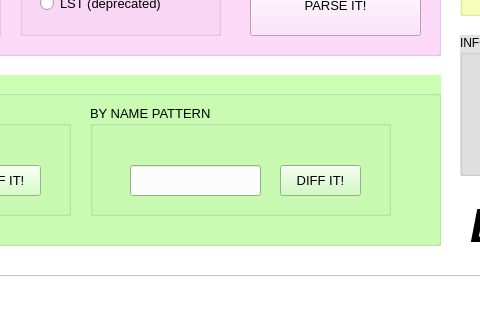
Qt form de.meins.pocpoc/ui/diffray_main.ui (pinkflawd/DiffRay) before a commit; both pictures show x 230 to 710 and y 365 to 685 of the 1072 by 771 pixel window.
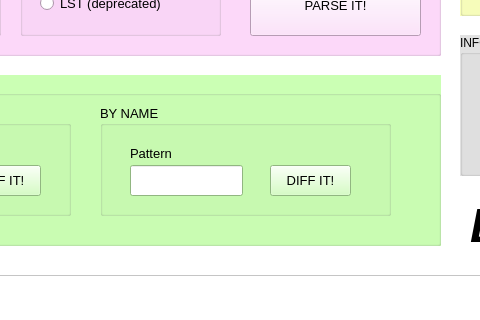
The same form after that commit.

```diff
--- a/de.meins.pocpoc/ui/diffray_main.ui
+++ b/de.meins.pocpoc/ui/diffray_main.ui
@@ -2102,29 +2102,6 @@
     <property name="flat">
      <bool>true</bool>
     </property>
-    <widget class="QPushButton" name="pushButton_12">
-     <property name="geometry">
-      <rect>
-       <x>500</x>
-       <y>90</y>
-       <width>81</width>
-       <height>31</height>
-      </rect>
-     </property>
-     <property name="text">
-      <string>DIFF IT!</string>
-     </property>
-    </widget>
-    <widget class="QLineEdit" name="lineEdit_7">
-     <property name="geometry">
-      <rect>
-       <x>350</x>
-       <y>90</y>
-       <width>131</width>
-       <height>31</height>
-      </rect>
-     </property>
-    </widget>
     <widget class="QGroupBox" name="groupBox_8">
      <property name="geometry">
       <rect>
@@ -2213,15 +2190,51 @@
     <widget class="QGroupBox" name="groupBox_9">
      <property name="geometry">
       <rect>
-       <x>310</x>
+       <x>320</x>
        <y>30</y>
-       <width>301</width>
+       <width>291</width>
        <height>111</height>
       </rect>
      </property>
      <property name="title">
-      <string>BY NAME PATTERN</string>
+      <string>BY NAME</string>
      </property>
+     <widget class="QLineEdit" name="lineedit_pattern">
+      <property name="geometry">
+       <rect>
+        <x>30</x>
+        <y>60</y>
+        <width>113</width>
+        <height>31</height>
+       </rect>
+      </property>
+     </widget>
+     <widget class="QPushButton" name="button_diff_name">
+      <property name="geometry">
+       <rect>
+        <x>170</x>
+        <y>60</y>
+        <width>81</width>
+        <height>31</height>
+       </rect>
+      </property>
+      <property name="text">
+       <string>DIFF IT!</string>
+      </property>
+     </widget>
+     <widget class="QLabel" name="label_10">
+      <property name="geometry">
+       <rect>
+        <x>30</x>
+        <y>40</y>
+        <width>51</width>
+        <height>16</height>
+       </rect>
+      </property>
+      <property name="text">
+       <string>Pattern</string>
+      </property>
+     </widget>
     </widget>
     <zorder>groupBox_8</zorder>
     <zorder>pushButton_12</zorder>
```
Left out of the diff: 12 changed lines with no effect on the pictures.
